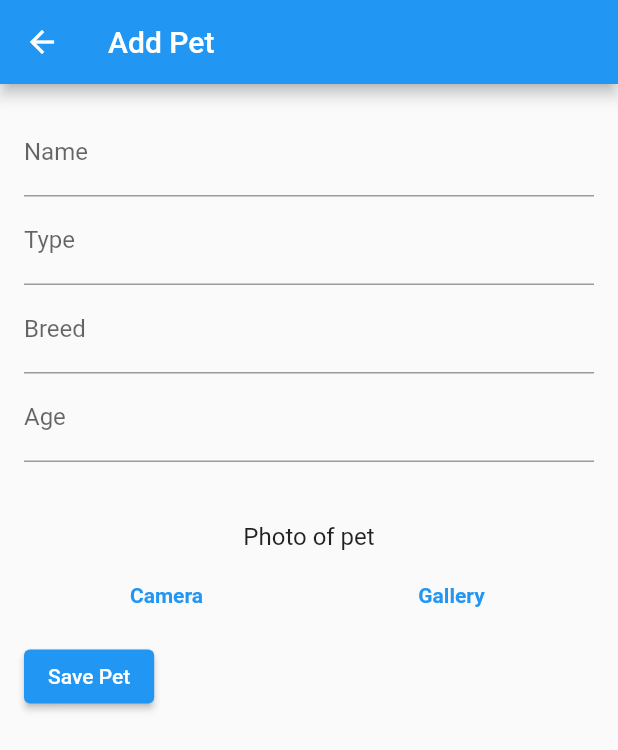
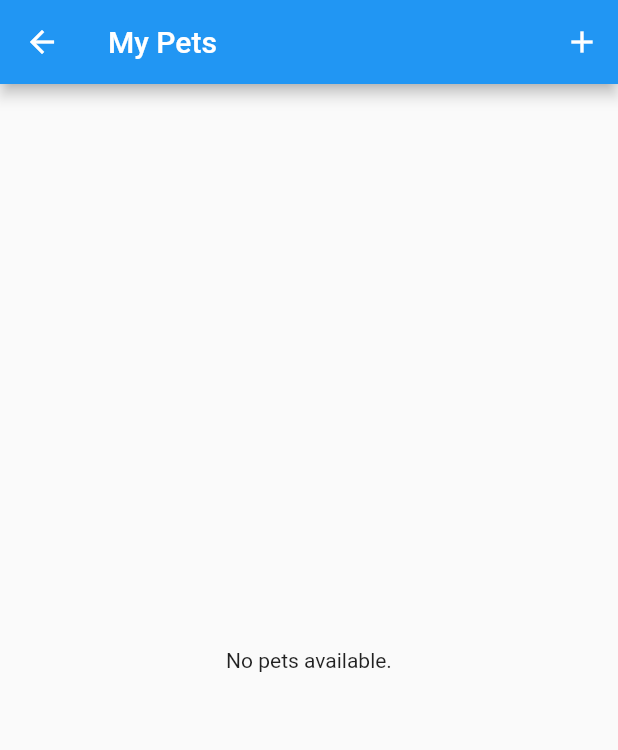
Before and after one commit to ChadHawkins/TailTrace_app, a Flutter app: the screen it shows once a user with an empty profile is signed in, in the side drawer, after a tap on "Pet List", on a phone screen of 412 x 824 dp. Shown: the top 750 px of the screen. Run offline on Flutter 3.47's test engine with Material 2 defaults, Android fonts, the light colour scheme and no system bars; our stand-ins replace cloud_firestore, firebase_auth, firebase_core, firebase_storage, image_picker; accounts and stored records are empty.

Commit message:
first commit

```diff
--- a/lib/models/pet.dart
+++ b/lib/models/pet.dart
@@ -6,7 +6,7 @@ class Pet {
   final String petType; // Define the species property
   final String breed;
   final String age;
-  //String imageUrl = ''; // final String color;
+  String imageUrl = ''; // final String color;
 
   Pet({
     required this.id,
@@ -14,7 +14,7 @@ class Pet {
     required this.petType, // Make sure to include it in the constructor
     required this.breed,
     required this.age,
-    //required this.imageUrl,
+    required this.imageUrl,
   });
   // void updateImageUrl(String newImageUrl) {
   //   imageUrl = newImageUrl;
--- a/lib/providers/pet_list_provider.dart
+++ b/lib/providers/pet_list_provider.dart
@@ -29,7 +29,7 @@ class PetListProvider extends ChangeNotifier {
           age: data['age'] ?? 0,
           breed: data['breed'] ?? '',
           petType: data['type'] ?? '',
-          //imageUrl: data['imageUrl'] ?? '',
+          imageUrl: data['imageUrl'] ?? '',
         );
       }).toList();
       notifyListeners();
--- a/lib/screens/home_screen.dart
+++ b/lib/screens/home_screen.dart
@@ -1,6 +1,6 @@
 import 'package:flutter/material.dart';
-import 'package:tracking_app/screens/add_pet_page.dart';
 import 'package:tracking_app/screens/login_screen.dart';
+import 'package:tracking_app/screens/pet_list_page.dart';
 import 'package:tracking_app/screens/profile_screen.dart';
 import 'package:tracking_app/services/auth_service.dart';
 import 'package:tracking_app/widgets/battery_status_card.dart';
@@ -74,7 +74,7 @@ class HomePage extends StatelessWidget {
                 Navigator.push(
                   context,
                   MaterialPageRoute(
-                    builder: (context) => const AddPetPage(),
+                    builder: (context) => PetListPage(),
                   ),
                 );
               },
--- /dev/null
+++ b/lib/screens/pet_list_page.dart
@@ -0,0 +1,105 @@
+// import 'package:flutter/material.dart';
+// import 'package:provider/provider.dart';
+// import 'package:tracking_app/providers/pet_list_provider.dart';
+// import 'package:tracking_app/models/pet.dart';
+// import 'package:tracking_app/screens/add_pet_page.dart';
+
+// class PetListPage extends StatelessWidget {
+//   const PetListPage({super.key});
+//   @override
+//   Widget build(BuildContext context) {
+//     final petListProvider = Provider.of<PetListProvider>(context);
+
+//     return Scaffold(
+//       appBar: AppBar(
+//         title: const Text('Pet List'),
+//
+//       ),
+//       body: FutureBuilder(
+//         future: petListProvider.fetchPets(),
+//         builder: (context, snapshot) {
+//           if (snapshot.connectionState == ConnectionState.waiting) {
+//             return Center(
+//               child: CircularProgressIndicator(),
+//             );
+//           } else {
+//             if (snapshot.hasError) {
+//               return Center(
+//                 child: Text('Error: ${snapshot.error}'),
+//               );
+//             } else {
+//               List<Pet> pets = petListProvider.pets;
+
+//               if (pets.isEmpty) {
+//                 return Center(
+//                   child: Text('No pets found.'),
+//                 );
+//               } else {
+//                 return ListView.builder(
+//                   itemCount: pets.length,
+//                   itemBuilder: (context, index) {
+//                     Pet pet = pets[index];
+//                     return ListTile(
+//                       title: Text(pet.name),
+//                       subtitle: Text(pet.petType),
+//                       leading: CircleAvatar(
+//                         backgroundImage: NetworkImage(pet.imageUrl),
+//                       ),
+//                       onTap: () {},
+//                     );
+//                   },
+//                 );
+//               }
+//             }
+//           }
+//         },
+//       ),
+//     );
+//   }
+// }
+import 'package:flutter/material.dart';
+import 'package:provider/provider.dart';
+import 'package:tracking_app/providers/pet_list_provider.dart';
+import 'package:tracking_app/models/pet.dart';
+import 'package:tracking_app/screens/add_pet_page.dart';
+
+class PetListPage extends StatelessWidget {
+  @override
+  Widget build(BuildContext context) {
+    return Scaffold(
+      appBar: AppBar(
+        title: Text('My Pets'),
+        actions: [
+          IconButton(
+            icon: const Icon(Icons.add),
+            onPressed: () {
+              Navigator.of(context).pushReplacement(
+                  MaterialPageRoute(builder: (context) => const AddPetPage()));
+            },
+          ),
+        ],
+      ),
+      body: Consumer<PetListProvider>(
+        builder: (context, petListProvider, child) {
+          List<Pet> pets = petListProvider.pets;
+
+          if (pets.isEmpty) {
+            return Center(
+              child: Text('No pets available.'),
+            );
+          }
+
+          return ListView.builder(
+            itemCount: pets.length,
+            itemBuilder: (context, index) {
+              Pet pet = pets[index];
+              return ListTile(
+                title: Text(pet.name),
+              );
+            },
+          );
+        },
+      ),
+    );
+  }
+}
```
Also changed, not shown: lib/screens/add_pet_page.dart (+16 -5 lines), lib/widgets/photo_gallery.dart (+13 -5 lines), lib/widgets/save_pet_button.dart (renamed from lib/widgets/add_pet_button.dart, +10 -6 lines), assets/images/278236635_2848646542105249_1098611536715596447_n.jpg (added).
